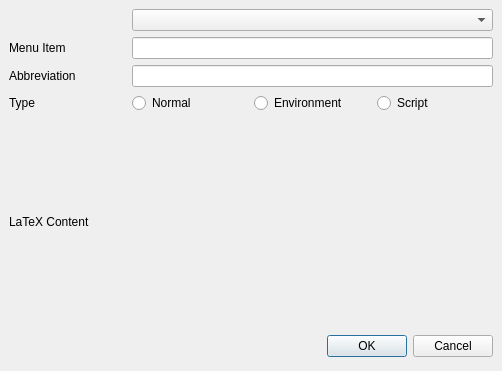
This is usermenudialog.ui in svn2github/texstudio-trunk as Qt 5 draws it before an edit. The edited form follows.
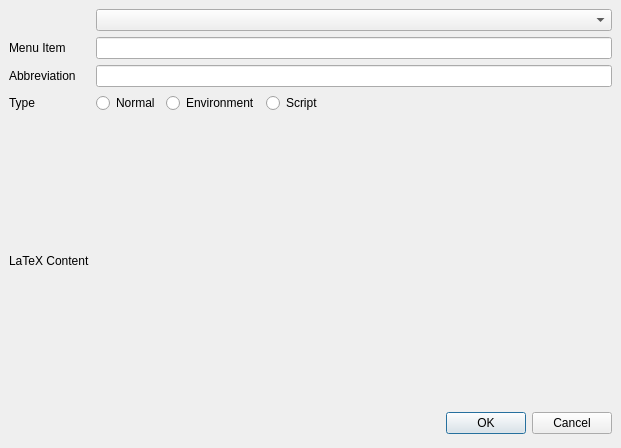
This is the edited form.

Commit message: larger editor space in user macro dialog

```diff
--- a/usermenudialog.ui
+++ b/usermenudialog.ui
@@ -6,8 +6,8 @@
    <rect>
     <x>0</x>
     <y>0</y>
-    <width>502</width>
-    <height>371</height>
+    <width>621</width>
+    <height>448</height>
    </rect>
   </property>
   <property name="windowTitle">
@@ -66,7 +66,14 @@
       <number>6</number>
      </property>
      <item row="0" column="1" colspan="3">
-      <widget class="QComboBox" name="comboBox"/>
+      <widget class="QComboBox" name="comboBox">
+       <property name="sizePolicy">
+        <sizepolicy hsizetype="Expanding" vsizetype="Fixed">
+         <horstretch>0</horstretch>
+         <verstretch>0</verstretch>
+        </sizepolicy>
+       </property>
+      </widget>
      </item>
      <item row="1" column="0">
       <widget class="QLabel" name="label">
@@ -104,6 +111,12 @@
      </item>
      <item row="3" column="3">
       <widget class="QRadioButton" name="radioButtonScript">
+       <property name="sizePolicy">
+        <sizepolicy hsizetype="MinimumExpanding" vsizetype="Fixed">
+         <horstretch>0</horstretch>
+         <verstretch>0</verstretch>
+        </sizepolicy>
+       </property>
        <property name="text">
         <string>Script</string>
        </property>
```
The commit also changes 2 other files.
